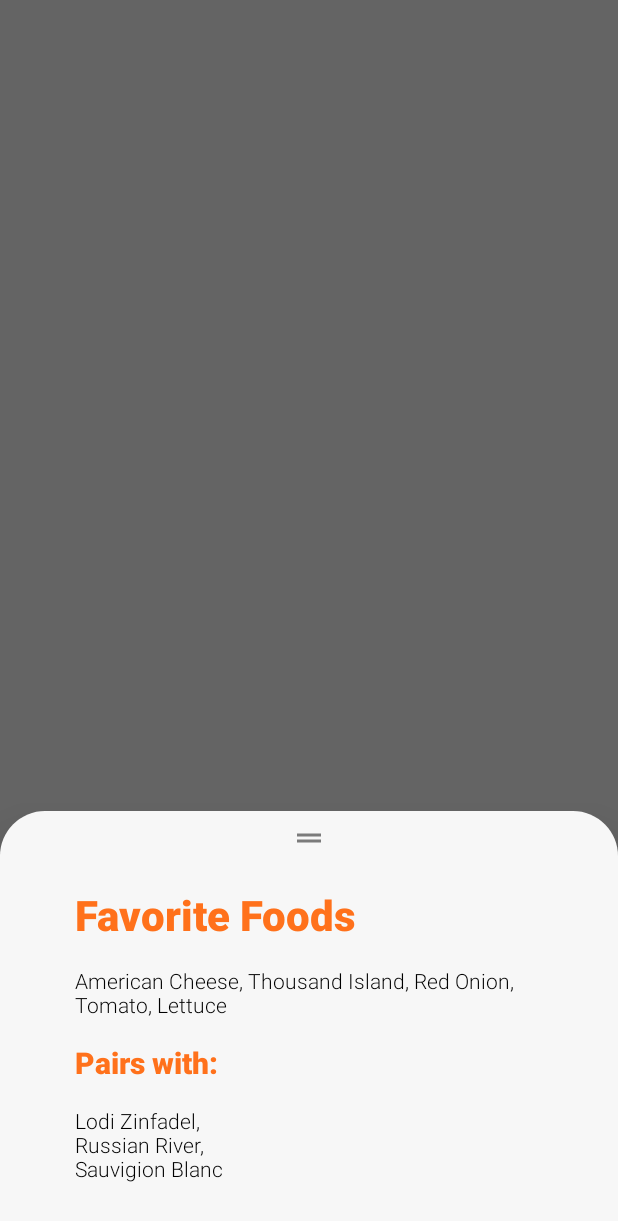
After one commit to goforbg/Favfoods, an Android app: the fragment FoodBottomSheet placed in its activity, on a phone screen of 412 x 824 dp. The commit adds this screen. Shown: the top 1221 px of the screen. Run offline under Robolectric (Android 15) with nearby library versions, the phone set to English and light mode, and no system bars.

Commit message:
BottomSheetImplementation

```diff
--- a/app/src/main/java/com/androar/favfoods/ui/adapter/FoodViewHolder.kt
+++ b/app/src/main/java/com/androar/favfoods/ui/adapter/FoodViewHolder.kt
@@ -31,4 +31,6 @@ class FoodViewHolder(inflater: LayoutInflater, parent: ViewGroup) :
             .into(mFoodImage!!)
     }
 
+
+
 }
--- /dev/null
+++ b/app/src/main/java/com/androar/favfoods/ui/view/fragment/FoodBottomSheet.kt
@@ -0,0 +1,56 @@
+package com.androar.favfoods.ui.view.fragment
+
+import android.os.Bundle
+import androidx.fragment.app.Fragment
+import android.view.LayoutInflater
+import android.view.View
+import android.view.ViewGroup
+import android.widget.TextView
+import androidx.lifecycle.Observer
+import androidx.lifecycle.ViewModelProviders
+
+import com.androar.favfoods.R
+import com.androar.favfoods.data.model.Food
+import com.androar.favfoods.ui.viewmodel.CommunicatorViewModel
+import com.google.android.material.bottomsheet.BottomSheetDialogFragment
+import org.w3c.dom.Text
+
+/**
+ * FoodBottomSheet that displays Food Stuff.
+ */
+class FoodBottomSheet : BottomSheetDialogFragment() {
+
+    lateinit var mRootView : View
+    private lateinit var communicatorViewModel: CommunicatorViewModel
+
+
+    override fun onCreateView(
+        inflater: LayoutInflater, container: ViewGroup?,
+        savedInstanceState: Bundle?
+    ): View? {
+        mRootView = inflater.inflate(R.layout.fragment_food, container, false)
+        initViewModel()
+        initUI()
+        return mRootView
+    }
+
+    override fun onCreate(savedInstanceState: Bundle?) {
+        super.onCreate(savedInstanceState)
+        setStyle(STYLE_NORMAL, R.style. AppBottomSheetDialogTheme);
+    }
+
+    private fun initViewModel() {
+        communicatorViewModel= ViewModelProviders.of(activity!!)
+            .get(CommunicatorViewModel::class.java)
+    }
+
+    private fun initUI() {
+        communicatorViewModel.food.observe(this,
+            Observer<Food> { food ->
+                mRootView.findViewById<TextView>(R.id.food_title).text =
+                    food!!.name
+            })
+
+    }
+
+}
--- /dev/null
+++ b/app/src/main/java/com/androar/favfoods/ui/viewmodel/CommunicatorViewModel.kt
@@ -0,0 +1,15 @@
+package com.androar.favfoods.ui.viewmodel
+
+import androidx.lifecycle.MutableLiveData
+import androidx.lifecycle.ViewModel
+import com.androar.favfoods.data.model.Food
+
+class CommunicatorViewModel : ViewModel() {
+
+    val food = MutableLiveData<Food>()
+
+    fun setFood(food:Food){
+        this.food.value = food
+    }
+
+}
--- /dev/null
+++ b/app/src/main/res/drawable/ic_drag_handle.xml
@@ -0,0 +1,9 @@
+<vector xmlns:android="http://schemas.android.com/apk/res/android"
+        android:width="24dp"
+        android:height="24dp"
+        android:viewportWidth="24.0"
+        android:viewportHeight="24.0">
+    <path
+        android:fillColor="#FF000000"
+        android:pathData="M20,9H4v2h16V9zM4,15h16v-2H4v2z"/>
+</vector>
--- /dev/null
+++ b/app/src/main/res/layout/fragment_food.xml
@@ -0,0 +1,81 @@
+<?xml version="1.0" encoding="utf-8"?>
+<androidx.constraintlayout.widget.ConstraintLayout
+    android:layout_width="match_parent"
+    android:layout_height="match_parent"
+    tools:context=".ui.view.fragment.FoodBottomSheet"
+    app:behavior_peekHeight="400dp"
+    app:layout_behavior="android.support.design.widget.BottomSheetBehavior"
+    xmlns:app="http://schemas.android.com/apk/res-auto"
+    xmlns:tools="http://schemas.android.com/tools"
+    xmlns:android="http://schemas.android.com/apk/res/android">
+
+    <ImageView
+        android:layout_width="wrap_content"
+        android:layout_height="wrap_content"
+        android:src="@drawable/ic_drag_handle"
+        app:layout_constraintTop_toTopOf="parent"
+        android:layout_marginTop="6dp"
+        app:layout_constraintStart_toStartOf="parent"
+        app:layout_constraintEnd_toEndOf="parent"
+        android:alpha="0.5"/>
+
+    <TextView
+        android:layout_marginStart="50dp"
+        android:id="@+id/food_title"
+        android:layout_width="wrap_content"
+        android:layout_height="wrap_content"
+        android:layout_marginTop="50dp"
+        android:fontFamily="sans-serif-black"
+        android:text="@string/favorite_foods"
+        android:textColor="@color/colorPrimaryDark"
+        android:textSize="28sp"
+        app:layout_constraintStart_toStartOf="parent"
+        app:layout_constraintTop_toTopOf="parent"
+        android:layout_marginLeft="50dp" />
+
+
+    <TextView
+        android:layout_marginStart="50dp"
+        android:layout_marginTop="15dp"
+        android:id="@+id/food_recipe"
+        android:layout_width="wrap_content"
+        android:layout_height="wrap_content"
+        android:fontFamily="sans-serif-light"
+        android:text="@string/recipe_burger1"
+        android:textColor="@android:color/black"
+        android:textSize="14sp"
+        app:layout_constraintStart_toStartOf="parent"
+        app:layout_constraintTop_toBottomOf="@+id/food_title"
+        android:layout_marginLeft="50dp" />
+
+    <TextView
+        android:layout_marginStart="50dp"
+        android:id="@+id/text_pairs_with"
+        android:fontFamily="sans-serif-black"
+        android:layout_width="wrap_content"
+        android:layout_height="wrap_content"
+        android:layout_marginTop="15dp"
+        android:text="@string/pairs_with"
+        android:textColor="@color/colorPrimaryDark"
+        android:textSize="20sp"
+        app:layout_constraintStart_toStartOf="parent"
+        app:layout_constraintTop_toBottomOf="@+id/food_recipe"
+        android:layout_marginLeft="50dp" />
+
+    <TextView
+        android:layout_marginStart="50dp"
+        android:layout_marginTop="15dp"
+        android:layout_marginBottom="35dp"
+        android:paddingBottom="35dp"
+        android:id="@+id/food_pairs_with"
+        android:layout_width="wrap_content"
+        android:layout_height="wrap_content"
+        android:fontFamily="sans-serif-light"
+        android:text="@string/pair_burger1"
+        android:textColor="@android:color/black"
+        android:textSize="14sp"
+        app:layout_constraintStart_toStartOf="parent"
+        app:layout_constraintTop_toBottomOf="@+id/text_pairs_with"
+        android:layout_marginLeft="50dp" />
+
+</androidx.constraintlayout.widget.ConstraintLayout>
--- a/app/src/main/res/values/strings.xml
+++ b/app/src/main/res/values/strings.xml
@@ -10,5 +10,11 @@
     <string name="Pizza">Pizza</string>
     <string name="Rolls">Rolls</string>
     <string name="Soups">Soups</string>
+    <string name="pairs_with">Pairs with:</string>
+    <string name="recipe_burger1">American Cheese, Thousand Island, Red Onion,\nTomato, Lettuce</string>
+    <string name="pair_burger1">Lodi Zinfadel,\nRussian River,\nSauvigion Blanc</string>
+    <string name="recipe_burger2">American Cheese, Grilled White Onion,\nPickes,Fried Egg</string>
+    <string name="pair_burger2">Gamay,\nVeneto,\nPinotGrigio</string>
+
 
 </resources>
```
Also changed, not shown: app/build.gradle (+13 -5 lines), app/src/main/java/com/androar/favfoods/ui/adapter/FoodAdapter.kt (+13 -2 lines), app/src/main/java/com/androar/favfoods/ui/view/fragment/HomeFragment.kt (+16 -10 lines), app/src/main/res/drawable/rounded_corner_bottomsheet.xml (added, +8 -0 lines), app/src/main/res/values-v23/styles.xml (+10 -0 lines).
